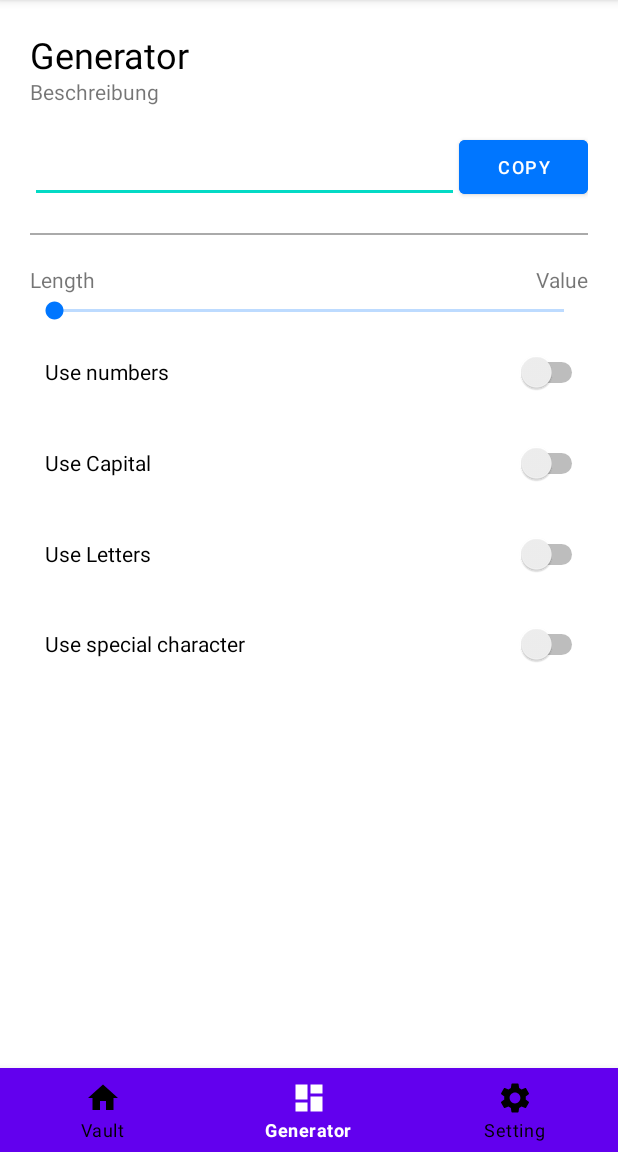
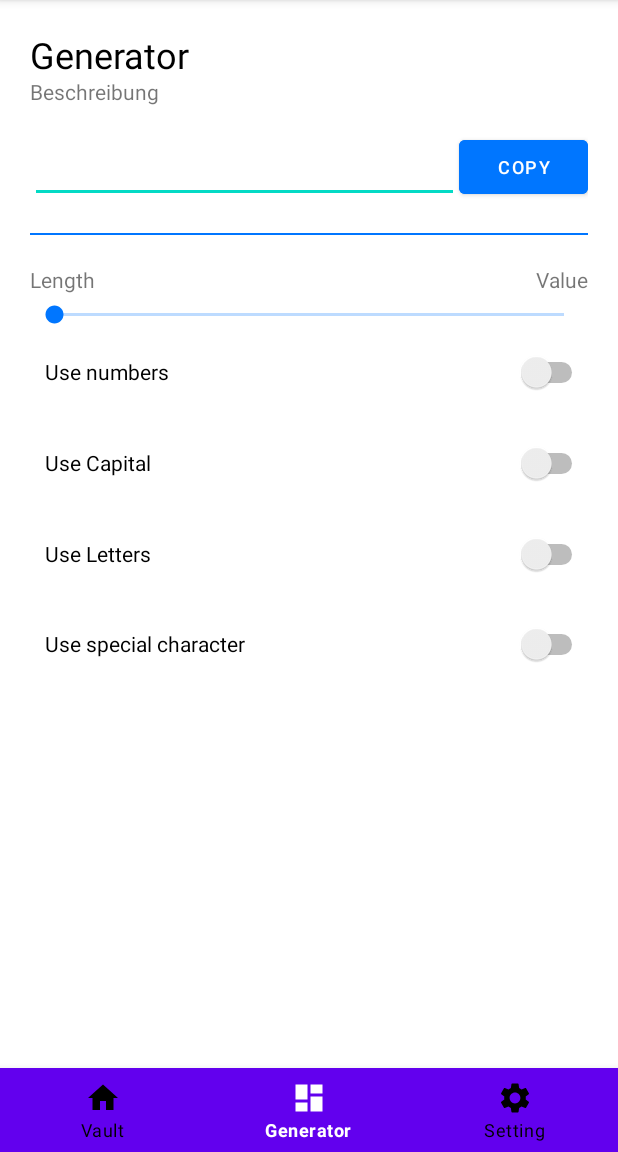
Before and after one commit to novisadvenis/safeshake, an Android app: the Generator screen opened directly, with no data from a screen before it, on a phone screen of 412 x 824 dp, the part 84-1236 px from its top. Run offline under Robolectric (Android 15) with nearby library versions, the phone set to English and light mode, and no system bars.

Commit message:
right colors + final padding

```diff
--- a/app/src/main/res/layout/activity_generator.xml
+++ b/app/src/main/res/layout/activity_generator.xml
@@ -56,10 +56,11 @@
             </LinearLayout>
 
             <View
-                android:layout_width="match_parent"
+                android:layout_width="385dp"
                 android:layout_height="1dp"
                 android:layout_marginBottom="20dp"
-                android:background="@android:color/darker_gray" />
+                android:background="@android:color/darker_gray"
+                android:backgroundTint="#0076FF" />
 
             <LinearLayout
                 android:layout_width="match_parent"
@@ -93,11 +94,13 @@
                 android:foregroundTint="#0076FF"
                 android:indeterminate="false"
                 android:indeterminateTint="#0076FF"
+                android:paddingTop="5dp"
                 android:progressBackgroundTint="#0076FF"
                 android:progressTint="#0076FF"
                 android:secondaryProgressTint="#0076FF"
                 android:thumbTint="#0076FF"
-                android:tickMarkTint="#0076FF" />
+                android:tickMarkTint="#0076FF"
+                tools:paddingBottom="15dp" />
 
             <Switch
                 android:id="@+id/switch5"
--- a/app/src/main/res/layout/activity_password.xml
+++ b/app/src/main/res/layout/activity_password.xml
@@ -94,7 +94,7 @@
                     android:hint="Password"
                     android:inputType="textPassword"
                     android:textColorHighlight="#0076FF"
-                    android:textColorLink="#0076FF" />
+                    tools:paddingBottom="20dp" />
             </com.google.android.material.textfield.TextInputLayout>
 
         </LinearLayout>
@@ -102,7 +102,8 @@
         <LinearLayout
             android:layout_width="match_parent"
             android:layout_height="match_parent"
-            android:orientation="horizontal">
+            android:orientation="horizontal"
+            android:paddingTop="50dp">
 
             <Button
                 android:id="@+id/passwordDetails_cancelBtn"
--- a/app/src/main/res/layout/activity_setting.xml
+++ b/app/src/main/res/layout/activity_setting.xml
@@ -21,11 +21,12 @@
             android:text="Setting"
             android:textAlignment="textStart"
             android:textColor="#000000"
-            android:textSize="24sp" />
+            android:textSize="24sp"
+            tools:paddingBottom="10dp" />
 
         <EditText
             android:id="@+id/setting_oldPassword"
-            android:layout_width="match_parent"
+            android:layout_width="371dp"
             android:layout_height="48dp"
             android:layout_marginStart="0dp"
             android:layout_marginEnd="15dp"
--- a/app/src/main/res/layout/login.xml
+++ b/app/src/main/res/layout/login.xml
@@ -25,8 +25,7 @@
             android:text="SafeShake"
             android:textAlignment="center"
             android:textColor="#0076FF"
-            android:textSize="24sp"
-            android:textStyle="bold" />
+            android:textSize="24sp" />
 
         <Space
             android:layout_width="match_parent"
```
